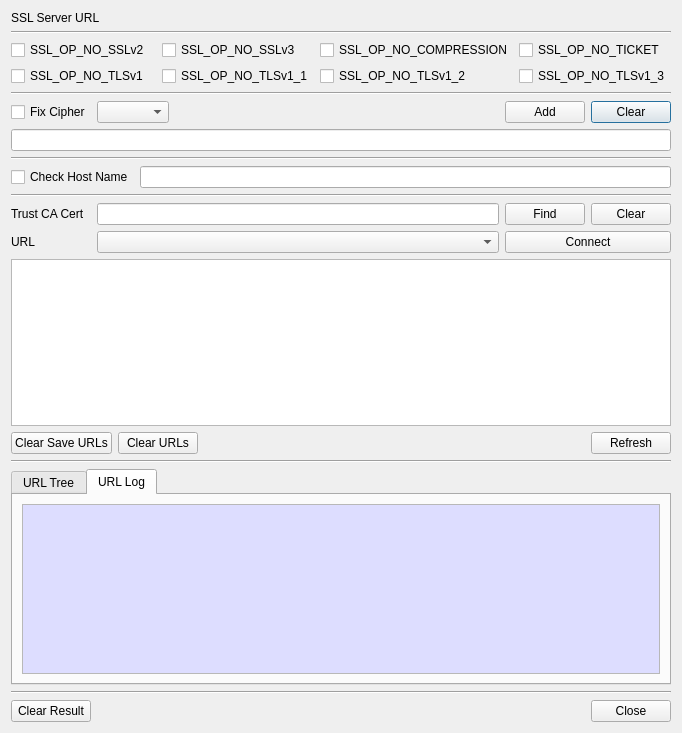
jykim74/BerEditor, file BerEditor/ssl_verify_dlg.ui: the form before one commit.
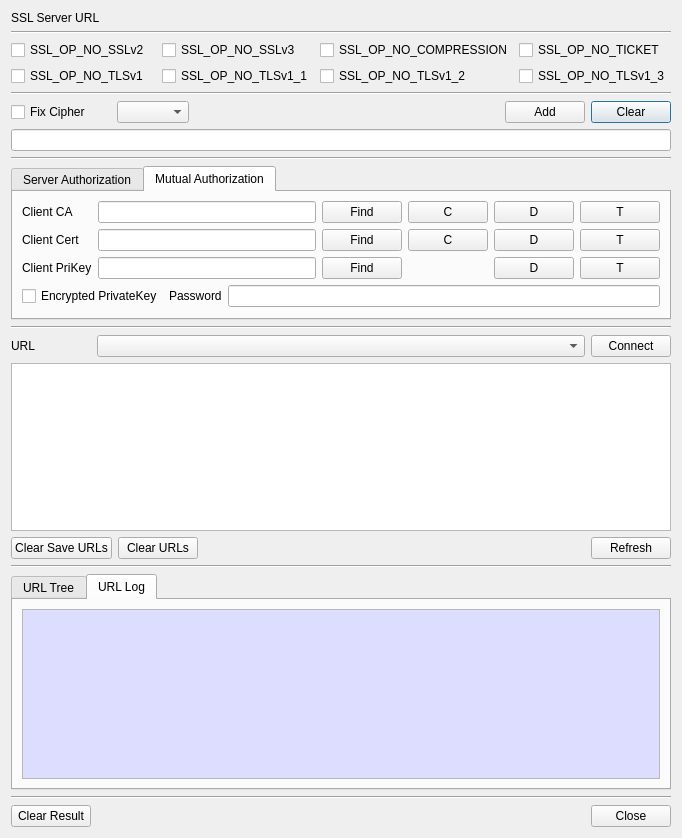
The form after the commit.

Commit message: SSL 검증 기능 강화

The edit to the form file:
```diff
--- a/BerEditor/ssl_verify_dlg.ui
+++ b/BerEditor/ssl_verify_dlg.ui
@@ -7,7 +7,7 @@
     <x>0</x>
     <y>0</y>
     <width>682</width>
-    <height>733</height>
+    <height>838</height>
    </rect>
   </property>
   <property name="windowTitle">
@@ -103,6 +103,19 @@
      <property name="topMargin">
       <number>0</number>
      </property>
+     <item row="0" column="0">
+      <widget class="QCheckBox" name="mFixCipherNameCheck">
+       <property name="minimumSize">
+        <size>
+         <width>100</width>
+         <height>0</height>
+        </size>
+       </property>
+       <property name="text">
+        <string>Fix Cipher</string>
+       </property>
+      </widget>
+     </item>
      <item row="0" column="4">
       <widget class="QPushButton" name="mCipherClearBtn">
        <property name="text">
@@ -110,9 +123,6 @@
        </property>
       </widget>
      </item>
-     <item row="0" column="1">
-      <widget class="QComboBox" name="mCipherListCombo"/>
-     </item>
      <item row="0" column="3">
       <widget class="QPushButton" name="mCipherAddBtn">
        <property name="text">
@@ -120,12 +130,8 @@
        </property>
       </widget>
      </item>
-     <item row="0" column="0">
-      <widget class="QCheckBox" name="mFixCipherNameCheck">
-       <property name="text">
-        <string>Fix Cipher</string>
-       </property>
-      </widget>
+     <item row="0" column="1">
+      <widget class="QComboBox" name="mCipherListCombo"/>
      </item>
      <item row="0" column="2">
       <spacer name="horizontalSpacer_3">
@@ -143,7 +149,14 @@
     </layout>
    </item>
    <item>
-    <widget class="QLineEdit" name="mCipherListText"/>
+    <layout class="QGridLayout" name="gridLayout_7">
+     <property name="topMargin">
+      <number>0</number>
+     </property>
+     <item row="0" column="0">
+      <widget class="QLineEdit" name="mCipherListText"/>
+     </item>
+    </layout>
    </item>
    <item>
     <widget class="Line" name="line_6">
@@ -153,21 +166,308 @@
     </widget>
    </item>
    <item>
-    <layout class="QGridLayout" name="gridLayout_6">
-     <property name="topMargin">
-      <number>0</number>
+    <widget class="QTabWidget" name="mAuthTab">
+     <property name="minimumSize">
+      <size>
+       <width>0</width>
+       <height>0</height>
+      </size>
      </property>
-     <item row="0" column="0">
-      <widget class="QCheckBox" name="mHostNameCheck">
-       <property name="text">
-        <string>Check Host Name</string>
-       </property>
-      </widget>
-     </item>
-     <item row="0" column="1">
-      <widget class="QLineEdit" name="mHostNameText"/>
-     </item>
-    </layout>
+     <property name="currentIndex">
+      <number>1</number>
+     </property>
+     <widget class="QWidget" name="tab_5">
+      <attribute name="title">
+       <string>Server Authorization</string>
+      </attribute>
+      <layout class="QVBoxLayout" name="verticalLayout_4">
+       <item>
+        <layout class="QGridLayout" name="gridLayout_9">
+         <item row="0" column="3">
+          <widget class="QLineEdit" name="mVerifyDepthText">
+           <property name="minimumSize">
+            <size>
+             <width>30</width>
+             <height>0</height>
+            </size>
+           </property>
+           <property name="maximumSize">
+            <size>
+             <width>30</width>
+             <height>16777215</height>
+            </size>
+           </property>
+           <property name="maxLength">
+            <number>1</number>
+           </property>
+          </widget>
+         </item>
+         <item row="0" column="2">
+          <widget class="QLabel" name="label_4">
+           <property name="text">
+            <string>Verify Depth</string>
+           </property>
+          </widget>
+         </item>
+         <item row="0" column="5">
+          <widget class="QCheckBox" name="mUseMutualCheck">
+           <property name="text">
+            <string>Use Mutual</string>
+           </property>
+          </widget>
+         </item>
+         <item row="0" column="1">
+          <widget class="QComboBox" name="mModeCombo"/>
+         </item>
+         <item row="0" column="0">
+          <widget class="QLabel" name="label_5">
+           <property name="minimumSize">
+            <size>
+             <width>100</width>
+             <height>0</height>
+            </size>
+           </property>
+           <property name="text">
+            <string>Verify Mode</string>
+           </property>
+          </widget>
+         </item>
+         <item row="0" column="4">
+          <spacer name="horizontalSpacer_4">
+           <property name="orientation">
+            <enum>Qt::Horizontal</enum>
+           </property>
+           <property name="sizeHint" stdset="0">
+            <size>
+             <width>40</width>
+             <height>20</height>
+            </size>
+           </property>
+          </spacer>
+         </item>
+        </layout>
+       </item>
+       <item>
+        <layout class="QGridLayout" name="gridLayout_12">
+         <item row="0" column="0">
+          <widget class="QCheckBox" name="mHostNameCheck">
+           <property name="text">
+            <string>Check Host Name</string>
+           </property>
+          </widget>
+         </item>
+         <item row="0" column="1">
+          <widget class="QLineEdit" name="mHostNameText"/>
+         </item>
+        </layout>
+       </item>
+       <item>
+        <layout class="QGridLayout" name="gridLayout_13">
+         <item row="0" column="1">
+          <widget class="QLineEdit" name="mTrustCAPathText"/>
+         </item>
+         <item row="0" column="2">
+          <widget class="QPushButton" name="mFindTrustCABtn">
+           <property name="text">
+            <string>Find</string>
+           </property>
+          </widget>
+         </item>
+         <item row="0" column="0">
+          <widget class="QLabel" name="label_3">
+           <property name="text">
+            <string>Trust CA</string>
+           </property>
+          </widget>
+         </item>
+         <item row="0" column="4">
+          <widget class="QPushButton" name="mTrustCADecodeBtn">
+           <property name="text">
+            <string>D</string>
+           </property>
+          </widget>
+         </item>
+         <item row="0" column="3">
+          <widget class="QPushButton" name="mTrustCAViewBtn">
+           <property name="text">
+            <string>C</string>
+           </property>
+          </widget>
+         </item>
+         <item row="0" column="5">
+          <widget class="QPushButton" name="mTrustCATypeBtn">
+           <property name="text">
+            <string>T</string>
+           </property>
+          </widget>
+         </item>
+        </layout>
+       </item>
+       <item>
+        <spacer name="verticalSpacer">
+         <property name="orientation">
+          <enum>Qt::Vertical</enum>
+         </property>
+         <property name="sizeHint" stdset="0">
+          <size>
+           <width>20</width>
+           <height>40</height>
+          </size>
+         </property>
+        </spacer>
+       </item>
+      </layout>
+     </widget>
+     <widget class="QWidget" name="tab_6">
+      <attribute name="title">
+       <string>Mutual Authorization</string>
+      </attribute>
+      <layout class="QVBoxLayout" name="verticalLayout_5">
+       <item>
+        <layout class="QGridLayout" name="gridLayout_10">
+         <property name="topMargin">
+          <number>0</number>
+         </property>
+         <item row="0" column="2">
+          <widget class="QPushButton" name="mFindClientCABtn">
+           <property name="text">
+            <string>Find</string>
+           </property>
+          </widget>
+         </item>
+         <item row="2" column="2">
+          <widget class="QPushButton" name="mFindClientPriKeyBtn">
+           <property name="text">
+            <string>Find</string>
+           </property>
+          </widget>
+         </item>
+         <item row="0" column="4">
+          <widget class="QPushButton" name="mClientCADecodeBtn">
+           <property name="text">
+            <string>D</string>
+           </property>
+          </widget>
+         </item>
+         <item row="1" column="0">
+          <widget class="QLabel" name="label_7">
+           <property name="text">
+            <string>Client Cert</string>
+           </property>
+          </widget>
+         </item>
+         <item row="2" column="1">
+          <widget class="QLineEdit" name="mClientPriKeyPathText"/>
+         </item>
+         <item row="0" column="3">
+          <widget class="QPushButton" name="mClientCAViewBtn">
+           <property name="text">
+            <string>C</string>
+           </property>
+          </widget>
+         </item>
+         <item row="2" column="0">
+          <widget class="QLabel" name="label_8">
+           <property name="text">
+            <string>Client PriKey</string>
+           </property>
+          </widget>
+         </item>
+         <item row="1" column="1">
+          <widget class="QLineEdit" name="mClientCertPathText"/>
+         </item>
+         <item row="0" column="1">
+          <widget class="QLineEdit" name="mClientCAPathText"/>
+         </item>
+         <item row="1" column="2">
+          <widget class="QPushButton" name="mFindClientCertBtn">
+           <property name="text">
+            <string>Find</string>
+           </property>
+          </widget>
+         </item>
+         <item row="0" column="0">
+          <widget class="QLabel" name="label_6">
+           <property name="text">
+            <string>Client CA</string>
+           </property>
+          </widget>
+         </item>
+         <item row="0" column="5">
+          <widget class="QPushButton" name="mClientCATypeBtn">
+           <property name="text">
+            <string>T</string>
+           </property>
+          </widget>
+         </item>
+         <item row="1" column="3">
+          <widget class="QPushButton" name="mClientCertViewBtn">
+           <property name="text">
+            <string>C</string>
+           </property>
+          </widget>
+         </item>
+         <item row="1" column="4">
+          <widget class="QPushButton" name="mClientCertDecodeBtn">
+           <property name="text">
+            <string>D</string>
+           </property>
+          </widget>
+         </item>
+         <item row="1" column="5">
+          <widget class="QPushButton" name="mClientCertTypeBtn">
+           <property name="text">
+            <string>T</string>
+           </property>
+          </widget>
+         </item>
+         <item row="2" column="4">
+          <widget class="QPushButton" name="mClientPriKeyDecodeBtn">
+           <property name="text">
+            <string>D</string>
+           </property>
+          </widget>
+         </item>
+         <item row="2" column="5">
+          <widget class="QPushButton" name="mClientPriKeyTypeBtn">
+           <property name="text">
+            <string>T</string>
+           </property>
+          </widget>
+         </item>
+        </layout>
+       </item>
+       <item>
+        <layout class="QGridLayout" name="gridLayout">
+         <property name="topMargin">
+          <number>0</number>
+         </property>
+         <item row="0" column="1">
+          <widget class="QLabel" name="label_9">
+           <property name="text">
+            <string>Password</string>
+           </property>
+          </widget>
+         </item>
+         <item row="0" column="0">
+          <widget class="QCheckBox" name="mEncPriKeyCheck">
+           <property name="text">
+            <string>Encrypted PrivateKey</string>
+           </property>
+          </widget>
+         </item>
+         <item row="0" column="2">
+          <widget class="QLineEdit" name="mPasswordText">
+           <property name="echoMode">
+            <enum>QLineEdit::Password</enum>
+           </property>
+          </widget>
+         </item>
+        </layout>
+       </item>
+      </layout>
+     </widget>
+    </widget>
    </item>
    <item>
     <widget class="Line" name="line_3">
@@ -177,45 +477,11 @@
     </widget>
    </item>
    <item>
-    <layout class="QGridLayout" name="gridLayout">
-     <item row="1" column="0">
-      <widget class="QLabel" name="label_2">
-       <property name="minimumSize">
-        <size>
-         <width>80</width>
-         <height>0</height>
-        </size>
-       </property>
-       <property name="text">
-        <string>URL</string>
-       </property>
-      </widget>
-     </item>
+    <layout class="QGridLayout" name="gridLayout_6">
+     <property name="topMargin">
+      <number>0</number>
+     </property>
      <item row="0" column="1">
-      <widget class="QLineEdit" name="mTrustCACertText"/>
-     </item>
-     <item row="0" column="0">
-      <widget class="QLabel" name="label_3">
-       <property name="text">
-        <string>Trust CA Cert</string>
-       </property>
-      </widget>
-     </item>
-     <item row="0" column="2">
-      <widget class="QPushButton" name="mTrustCACertFindBtn">
-       <property name="text">
-        <string>Find</string>
-       </property>
-      </widget>
-     </item>
-     <item row="0" column="3">
-      <widget class="QPushButton" name="mClearTrustBtn">
-       <property name="text">
-        <string>Clear</string>
-       </property>
-      </widget>
-     </item>
-     <item row="1" column="1">
       <widget class="QComboBox" name="mURLCombo">
        <property name="sizePolicy">
         <sizepolicy hsizetype="Expanding" vsizetype="Fixed">
@@ -225,7 +491,20 @@
        </property>
       </widget>
      </item>
-     <item row="1" column="2" colspan="2">
+     <item row="0" column="0">
+      <widget class="QLabel" name="label_2">
+       <property name="minimumSize">
+        <size>
+         <width>80</width>
+         <height>0</height>
+        </size>
+       </property>
+       <property name="text">
+        <string>URL</string>
+       </property>
+      </widget>
+     </item>
+     <item row="0" column="2">
       <widget class="QPushButton" name="mConnectBtn">
        <property name="text">
         <string>Connect</string>
@@ -246,6 +525,19 @@
      <property name="topMargin">
       <number>0</number>
      </property>
+     <item row="0" column="3">
+      <spacer name="horizontalSpacer_2">
+       <property name="orientation">
+        <enum>Qt::Horizontal</enum>
+       </property>
+       <property name="sizeHint" stdset="0">
+        <size>
+         <width>40</width>
+         <height>20</height>
+        </size>
+       </property>
+      </spacer>
+     </item>
      <item row="0" column="2">
       <widget class="QPushButton" name="mClearURLBtn">
        <property name="text">
@@ -260,20 +552,7 @@
        </property>
       </widget>
      </item>
-     <item row="0" column="3">
-      <spacer name="horizontalSpacer_2">
-       <property name="orientation">
-        <enum>Qt::Horizontal</enum>
-       </property>
-       <property name="sizeHint" stdset="0">
-        <size>
-         <width>40</width>
-         <height>20</height>
-        </size>
-       </property>
-      </spacer>
-     </item>
-     <item row="0" column="5">
+     <item row="0" column="9">
       <widget class="QPushButton" name="mRefreshBtn">
        <property name="text">
         <string>Refresh</string>
@@ -290,7 +569,7 @@
     </widget>
    </item>
    <item>
-    <widget class="QTabWidget" name="tabWidget">
+    <widget class="QTabWidget" name="mURLTab">
      <property name="currentIndex">
       <number>1</number>
      </property>
```
The commit also changes 2 other files.
